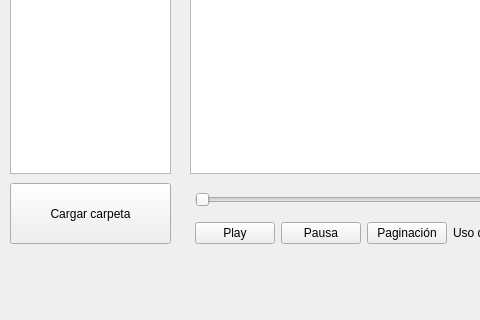
SlimeVRS/Proyecto-I-Odissey-Radio, file Odissey/mainwindow.ui: the form before one commit; both pictures show x 0 to 480 and y 277 to 597 of the 874 by 597 pixel window.
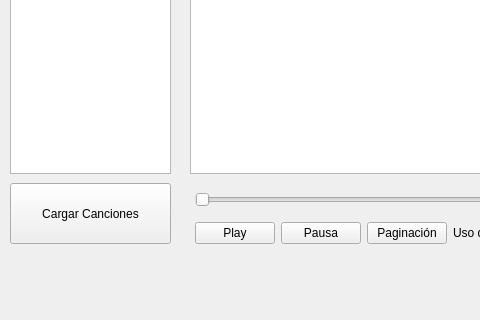
The form after the commit.

Commit message: intento de union interfaz y logica

The edit to the form file:
```diff
--- a/Odissey/mainwindow.ui
+++ b/Odissey/mainwindow.ui
@@ -101,7 +101,7 @@
      </rect>
     </property>
     <property name="text">
-     <string>Cargar carpeta</string>
+     <string>Cargar Canciones</string>
     </property>
    </widget>
    <widget class="QTreeWidget" name="informacion">
```
The commit also changes 3 other files.
